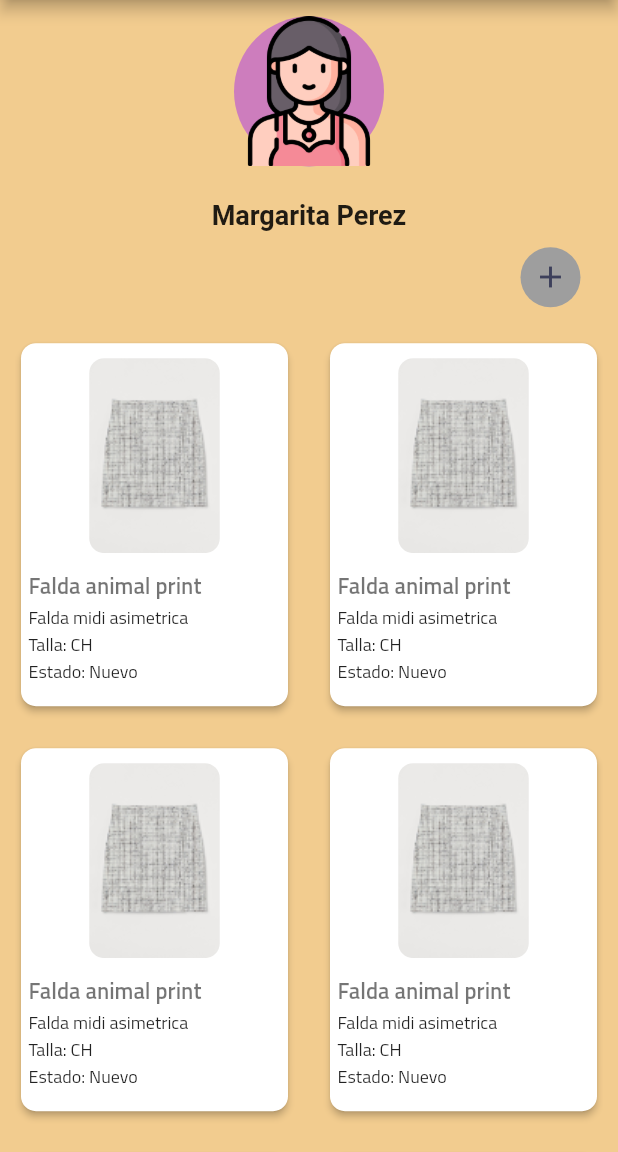
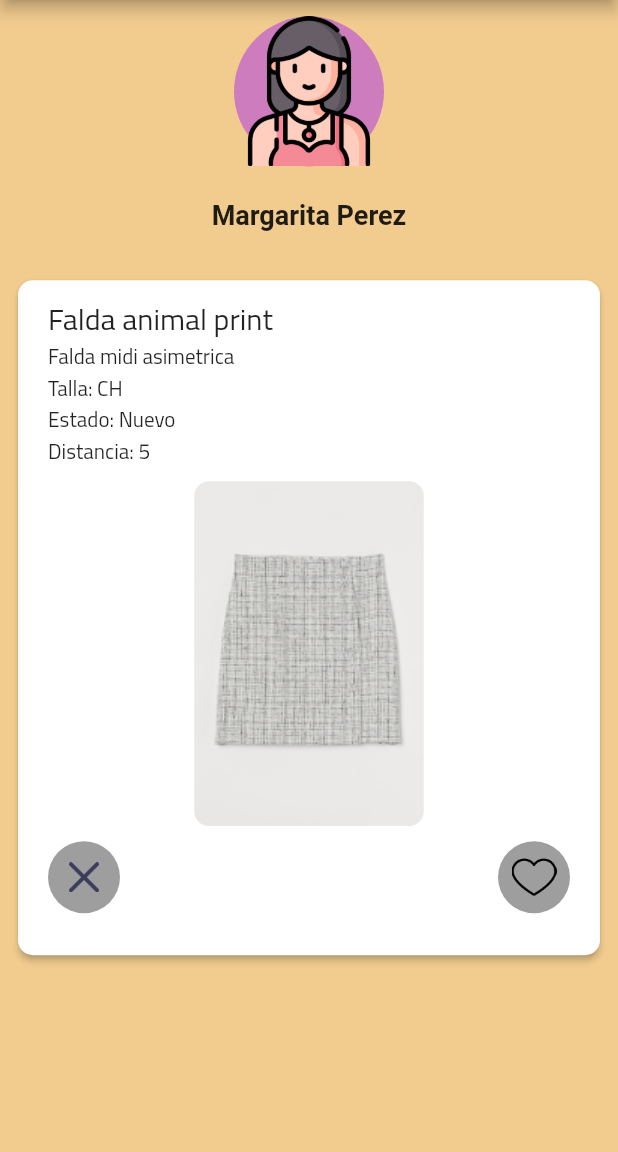
Before and after one commit to DarioAle/echange, a Flutter app: the ProfileGrid screen opened directly, after a tap on "Falda animal print", on a phone screen of 412 x 824 dp, the part 84-1236 px from its top. Run offline on Flutter 3.47's test engine with Material 2 defaults, Android fonts, the phone set to English and light mode, and no system bars; our stand-ins replace auth_buttons, splashscreen.

Commit message:
Adding item detail

```diff
--- a/lib/profile/profile_grid.dart
+++ b/lib/profile/profile_grid.dart
@@ -1,8 +1,6 @@
 import 'package:echange/menu/menu.dart';
 import 'package:echange/utils/grid_item_card.dart';
-import 'package:echange/utils/list_item_card.dart';
 import 'package:flutter/material.dart';
-import '../utils/mock_clothes.dart' as mockData;
 
 class ProfileGrid extends StatefulWidget {
   ProfileGrid({Key key}) : super(key: key);
--- a/lib/utils/grid_item_card.dart
+++ b/lib/utils/grid_item_card.dart
@@ -1,3 +1,4 @@
+import 'package:echange/utils/item_detail.dart';
 import 'package:flutter/material.dart';
 
 class GridItemCard extends StatefulWidget {
@@ -23,8 +24,17 @@ class _GridItemCardState extends State<GridItemCard> {
   @override
   Widget build(BuildContext context) {
     return GestureDetector(
-      child: Container(
-          child: Card(
+      onTap: () {
+        Navigator.of(context).push(MaterialPageRoute(
+            builder: (context) => ItemDetail(
+                name: this.widget.name,
+                description: this.widget.description,
+                size: this.widget.size,
+                state: this.widget.state,
+                distance: "5",
+                image: this.widget.image)));
+      },
+      child: Card(
         shape: RoundedRectangleBorder(borderRadius: BorderRadius.circular(10)),
         color: Colors.white,
         elevation: 2,
@@ -79,8 +89,7 @@ class _GridItemCardState extends State<GridItemCard> {
             ),
           ],
         ),
-      )),
-      onTap: () {},
+      ),
     );
   }
 }
--- /dev/null
+++ b/lib/utils/item_detail.dart
@@ -0,0 +1,83 @@
+import 'package:echange/menu/menu.dart';
+import 'package:echange/utils/list_item_card.dart';
+import 'package:flutter/material.dart';
+
+class ItemDetail extends StatefulWidget {
+  final String name;
+  final String description;
+  final String size;
+  final String state;
+  final String distance;
+  final String image;
+  ItemDetail(
+      {Key key,
+      @required this.name,
+      @required this.description,
+      @required this.size,
+      @required this.state,
+      @required this.distance,
+      @required this.image})
+      : super(key: key);
+
+  @override
+  _ItemDetailState createState() => _ItemDetailState();
+}
+
+class _ItemDetailState extends State<ItemDetail> {
+  final GlobalKey<ScaffoldState> _scaffoldKey = new GlobalKey<ScaffoldState>();
+
+  @override
+  Widget build(BuildContext context) {
+    return Scaffold(
+        key: _scaffoldKey,
+        backgroundColor: Color.fromRGBO(242, 204, 143, 1),
+        endDrawer: new Drawer(
+          child: Menu(),
+        ),
+        appBar: AppBar(
+          leading: Padding(
+              padding: const EdgeInsets.only(left: 10),
+              child: Image.asset('assets/images/plant.png')),
+          backgroundColor: Color.fromRGBO(129, 178, 154, 1.0),
+        ),
+        body: Column(children: <Widget>[
+          Container(
+              height: MediaQuery.of(context).size.height * 0.20,
+              child: Row(
+                mainAxisAlignment: MainAxisAlignment.center,
+                children: [
+                  Column(
+                    mainAxisAlignment: MainAxisAlignment.spaceAround,
+                    children: [
+                      Container(
+                        height: 100,
+                        child: CircleAvatar(
+                          backgroundColor: Color.fromRGBO(181, 72, 219, .6),
+                          child: Image.asset("assets/images/woman.png"),
+                          minRadius: 50,
+                          maxRadius: 80,
+                        ),
+                      ),
+                      Text(
+                        "Margarita Perez",
+                        style: TextStyle(
+                            fontWeight: FontWeight.bold, fontSize: 18),
+                      ),
+                    ],
+                  ),
+                ],
+              )),
+          Container(
+            padding: EdgeInsets.only(top: 10),
+            width: MediaQuery.of(context).size.width,
+            child: ListItemCard(
+                name: this.widget.name,
+                description: this.widget.description,
+                size: this.widget.size,
+                state: this.widget.state,
+                distance: "5",
+                image: this.widget.image),
+          )
+        ]));
+  }
+}
```
